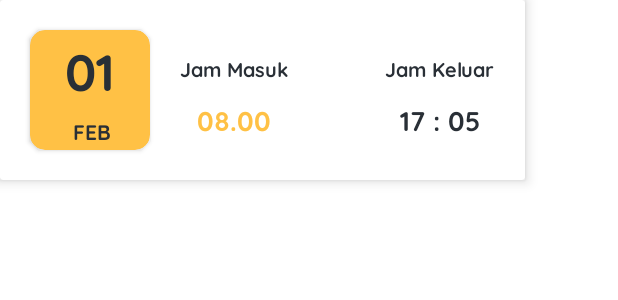
After one commit to svenster18/Absensi-sumber-rejeki, an Android app: the layout item_kehadiran.xml on its own in the app's theme, with its tools: preview values and no code run, on a phone screen of 412 x 824 dp. The commit adds this screen. Shown: the top 300 px of the screen. Run offline under Robolectric (Android 15) with nearby library versions, the phone set to English and light mode, and no system bars.

Commit message:
add design list kehadiran activity

```diff
--- a/app/src/main/res/layout/activity_gaji.xml
+++ b/app/src/main/res/layout/activity_gaji.xml
@@ -22,8 +22,8 @@
 
     <ImageButton
         android:id="@+id/ib_back_gaji"
-        android:layout_width="wrap_content"
-        android:layout_height="wrap_content"
+        android:layout_width="50dp"
+        android:layout_height="50dp"
         android:layout_marginStart="20dp"
         android:layout_marginTop="20dp"
         android:backgroundTint="#F3F8FE"
--- /dev/null
+++ b/app/src/main/res/layout/item_kehadiran.xml
@@ -0,0 +1,117 @@
+<?xml version="1.0" encoding="utf-8"?>
+<androidx.cardview.widget.CardView xmlns:android="http://schemas.android.com/apk/res/android"
+    xmlns:app="http://schemas.android.com/apk/res-auto"
+    xmlns:tools="http://schemas.android.com/tools"
+    android:layout_width="350dp"
+    android:layout_height="wrap_content"
+    android:elevation="10dp"
+    app:cardElevation="5dp"
+    app:cardMaxElevation="4dp">
+
+    <androidx.constraintlayout.widget.ConstraintLayout
+        android:layout_width="match_parent"
+        android:layout_height="wrap_content">
+
+        <TextView
+            android:id="@+id/tv_jam_masuk"
+            android:layout_width="wrap_content"
+            android:layout_height="wrap_content"
+            android:layout_marginTop="10dp"
+            android:fontFamily="@font/quicksand_bold"
+            android:text="08.00"
+            android:textColor="#ffc145"
+            android:textSize="18sp"
+            app:layout_constraintEnd_toEndOf="@+id/textView9"
+            app:layout_constraintStart_toStartOf="@+id/textView9"
+            app:layout_constraintTop_toBottomOf="@+id/textView9" />
+
+        <TextView
+            android:id="@+id/textView9"
+            android:layout_width="wrap_content"
+            android:layout_height="wrap_content"
+            android:layout_marginStart="20dp"
+            android:layout_marginTop="15dp"
+            android:fontFamily="@font/quicksand_bold"
+            android:text="Jam Masuk"
+            android:textColor="#292f36"
+            android:textSize="13sp"
+            app:layout_constraintStart_toEndOf="@+id/cardView5"
+            app:layout_constraintTop_toTopOf="@+id/cardView5" />
+
+        <TextView
+            android:id="@+id/tv_jam_keluar"
+            android:layout_width="wrap_content"
+            android:layout_height="wrap_content"
+            android:layout_marginTop="10dp"
+            android:fontFamily="@font/quicksand_bold"
+            android:text="17 : 05"
+            android:textColor="#292f36"
+            android:textSize="18sp"
+            app:layout_constraintEnd_toEndOf="@+id/textView10"
+            app:layout_constraintStart_toStartOf="@+id/textView10"
+            app:layout_constraintTop_toBottomOf="@+id/textView10" />
+
+        <TextView
+            android:id="@+id/textView10"
+            android:layout_width="wrap_content"
+            android:layout_height="wrap_content"
+            android:layout_marginEnd="20dp"
+            android:fontFamily="@font/quicksand_bold"
+            android:text="Jam Keluar"
+            android:textColor="#292f36"
+            android:textSize="13sp"
+            app:layout_constraintBottom_toBottomOf="@+id/textView9"
+            app:layout_constraintEnd_toEndOf="parent"
+            app:layout_constraintTop_toTopOf="@+id/textView9" />
+
+        <androidx.cardview.widget.CardView
+            android:id="@+id/cardView5"
+            android:layout_width="80dp"
+            android:layout_height="80dp"
+            android:layout_marginStart="20dp"
+            android:layout_marginTop="20dp"
+            android:layout_marginBottom="20dp"
+            android:paddingTop="10dp"
+            android:paddingBottom="10dp"
+            app:cardBackgroundColor="#ffc145"
+            app:cardCornerRadius="10dp"
+            app:layout_constraintBottom_toBottomOf="parent"
+            app:layout_constraintStart_toStartOf="parent"
+            app:layout_constraintTop_toTopOf="parent">
+
+            <androidx.constraintlayout.widget.ConstraintLayout
+                android:layout_width="match_parent"
+                android:layout_height="match_parent">
+
+                <TextView
+                    android:id="@+id/tv_tanggal_list_absensi"
+                    android:layout_width="wrap_content"
+                    android:layout_height="wrap_content"
+                    android:fontFamily="@font/quicksand_bold"
+                    android:text="01"
+                    android:textColor="#292f36"
+                    android:textSize="34sp"
+                    app:layout_constraintEnd_toEndOf="parent"
+                    app:layout_constraintStart_toStartOf="parent"
+                    app:layout_constraintTop_toBottomOf="@+id/imageView8" />
+
+                <TextView
+                    android:id="@+id/tv_bulan_list_absensi"
+                    android:layout_width="wrap_content"
+                    android:layout_height="wrap_content"
+                    android:layout_marginTop="5dp"
+                    android:fontFamily="@font/quicksand_bold"
+                    android:text="FEB"
+                    android:textColor="#292f36"
+                    android:textSize="14sp"
+                    app:layout_constraintEnd_toEndOf="@+id/tv_tanggal_list_absensi"
+                    app:layout_constraintHorizontal_bias="0.659"
+                    app:layout_constraintStart_toStartOf="@+id/tv_tanggal_list_absensi"
+                    app:layout_constraintTop_toBottomOf="@+id/tv_tanggal_list_absensi" />
+            </androidx.constraintlayout.widget.ConstraintLayout>
+
+        </androidx.cardview.widget.CardView>
+
+    </androidx.constraintlayout.widget.ConstraintLayout>
+
+</androidx.cardview.widget.CardView>
```
Also changed, not shown: app/src/main/AndroidManifest.xml (+5 -3 lines), app/src/main/java/com/sumberrejeki/absensi/ListKehadiranActivity.kt (added, +11 -0 lines), app/src/main/res/layout/activity_list_kehadiran.xml (added, +44 -0 lines).
